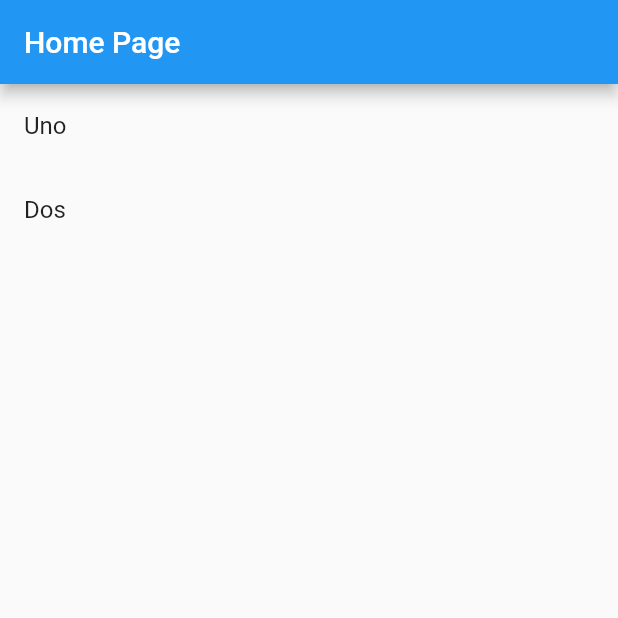
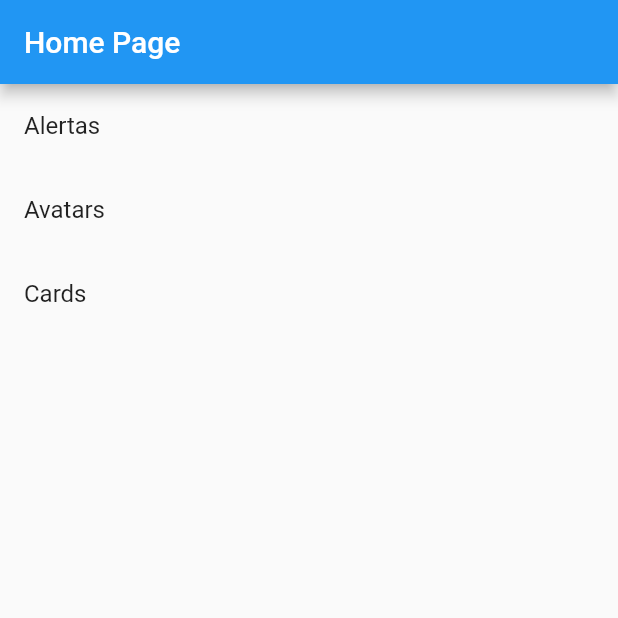
Before and after one commit to elialejandro/componentes-flutter, a Flutter app: the screen it shows after launch, on a phone screen of 412 x 824 dp, the top half of it. Run offline on Flutter 3.47's test engine with Material 2 defaults, Android fonts, the phone set to English and light mode, and no system bars.

Commit message:
Creación del menú dinámico final

```diff
--- a/lib/src/pages/home_page.dart
+++ b/lib/src/pages/home_page.dart
@@ -1,5 +1,6 @@
 
 import 'package:componentes/src/pages/alert_page.dart';
+import 'package:componentes/src/providers/menu_provider.dart';
 import 'package:flutter/material.dart';
 
 class HomePage extends StatelessWidget {
@@ -10,26 +11,38 @@ class HomePage extends StatelessWidget {
       appBar: AppBar(
         title: Text('Home Page'),
       ),
-      body: _crearMenu(),
+      body: _crearMenu( context ),
     );
   }
 
-  ListView _crearMenu() {
-    return ListView(
-      children: _crearItems(),
+  Widget _crearMenu( context ) {
+
+    /*menuProvider.cargarMenu()
+      .then( (datos) {
+        print(datos);
+      }); */
+
+    return FutureBuilder(
+      future: menuProvider.cargarMenu(),
+      initialData: [],
+      builder: (context, AsyncSnapshot<List<dynamic>> snapshot) {
+        return ListView(
+          children: _crearItems( snapshot.data, context ),
+        );
+      },
     );
   }
 
-  List<Widget> _crearItems() {
+  List<Widget> _crearItems( List<dynamic> items, context ) {
 
-    return [
-      ListTile(
-        title: Text('Uno'),
-      ),
-      ListTile(
-        title: Text('Dos'),
-      ),
-    ];
+    return items.map((item) {
+      return ListTile(
+        title: Text(item['titulo']),
+        onTap: () {
+          Navigator.pushNamed(context, item['ruta']);
+        },
+      );
+    }).toList();
 
   }
 
```
Also changed, not shown: lib/src/providers/menu_provider.dart (+9 -8 lines).
